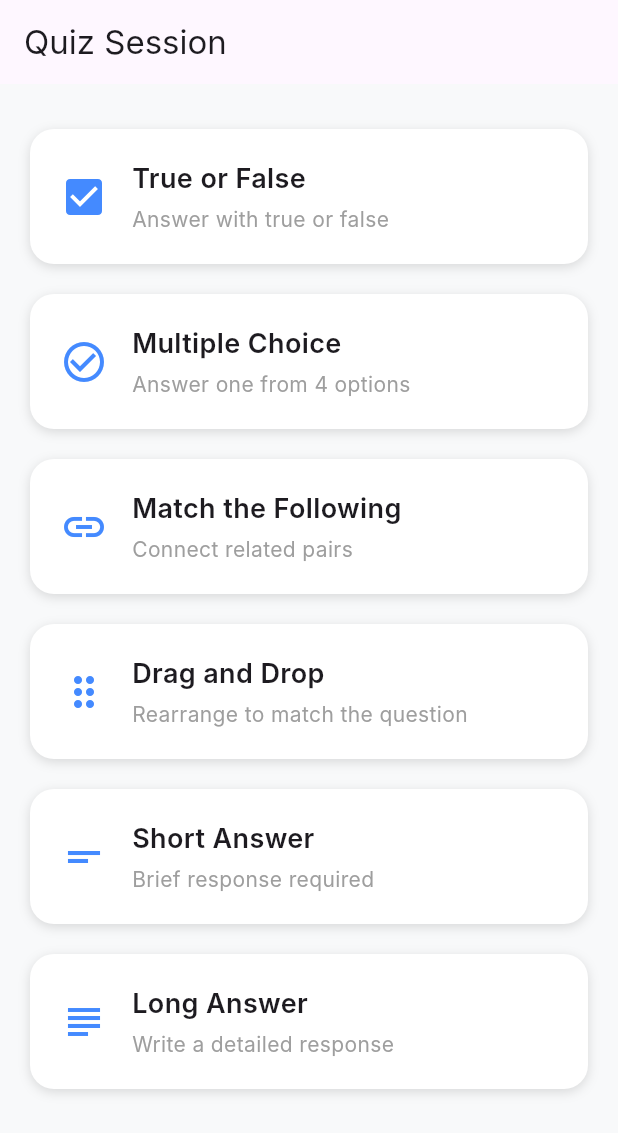
After one commit to Kinetix-Engineering-Solutions/past-question-paper-app, a Flutter app: the QuizFlowScreen screen opened by its route, on a phone screen of 412 x 824 dp. The commit adds this screen. Shown: the top 1133 px of the screen. Run offline on Flutter 3.47's test engine with Material 3 defaults, Android fonts, the light colour scheme and no system bars; our stand-ins replace flutter_riverpod, go_router; Roboto replaces fonts that are missing (Inter).

Commit message:
latest
update

```diff
--- a/lib/app/router.dart
+++ b/lib/app/router.dart
@@ -1,10 +1,13 @@
-// routes/app_router.dart
+// lib/routes/app_router.dart
 import 'package:go_router/go_router.dart';
+
+import 'package:past_question_paper_v1/features/settings/settings.dart';
+import 'package:past_question_paper_v1/quiz/quiz_flow_screen.dart';
 import '../features/auth/onboarding.dart';
 import '../features/auth/subject_selection.dart';
 import '../features/home/dashboard.dart';
 import '../features/profile/user_profile.dart';
-import '../features/settings/settings.dart';
+
 
 
 class AppRouter {
@@ -36,6 +39,11 @@ class AppRouter {
         name: 'settings',
         builder: (context, state) => const SettingsPage(),
       ),
+      GoRoute(
+      path: '/quiz/session',
+       name: 'quiz_flow_screen',
+       builder: (context, state) => const QuizFlowScreen(),
+),
     ],
   );
 }
--- a/lib/features/auth/subject_selection.dart
+++ b/lib/features/auth/subject_selection.dart
@@ -201,7 +201,7 @@ class SubjectSelectionPage extends ConsumerWidget {
               child: CustomButton(
                 text: 'Continue',
                 onPressed: (selectedCount > 0 && selectedGrade != null)
-                    ? () => context.go('/dashboard')
+                    ? () => context.go('/quiz/session')
                     : null,
                 icon: Icons.arrow_forward,
               ),
--- a/lib/main.dart
+++ b/lib/main.dart
@@ -2,6 +2,7 @@
 import 'package:flutter/material.dart';
 import 'package:flutter_riverpod/flutter_riverpod.dart';
 import 'app/router.dart';
+
 
 void main() {
   runApp(const ProviderScope(child: QuizApp()));
@@ -13,6 +14,7 @@ class QuizApp extends StatelessWidget {
   @override
   Widget build(BuildContext context) {
     return MaterialApp.router(
+       routerConfig: AppRouter.router,
       title: 'Quiz Master',
       debugShowCheckedModeBanner: false,
       theme: ThemeData(
@@ -20,7 +22,7 @@ class QuizApp extends StatelessWidget {
         fontFamily: 'Inter',
         scaffoldBackgroundColor: const Color(0xFFF8F9FA),
       ),
-      routerConfig: AppRouter.router,
+
     );
   }
 }
--- /dev/null
+++ b/lib/quiz/quiz_flow_screen.dart
@@ -0,0 +1,150 @@
+import 'package:flutter/material.dart';
+import 'package:flutter_riverpod/flutter_riverpod.dart';
+import 'quiz_type_selector.dart';
+
+
+enum QuizType { none, trueFalse }
+
+final quizTypeProvider = StateProvider<QuizType>((ref) => QuizType.none);
+final questionIndexProvider = StateProvider<int>((ref) => 0);
+
+final questionsProvider = Provider<List<Map<String, dynamic>>>((ref) {
+  return [
+    {
+      'question': 'The heart is a muscle.',
+      'answer': true,
+    },
+    {
+      'question': 'Photosynthesis occurs in the mitochondria.',
+      'answer': false,
+    },
+    {
+      'question': 'White blood cells help fight infections.',
+      'answer': true,
+    },
+    {
+      'question': 'DNA is found only in the cell membrane.',
+      'answer': false,
+    },
+    {
+      'question': 'Red blood cells carry oxygen throughout the body.',
+      'answer': true,
+    },
+  ];
+});
+
+
+// --- Main Widget ---
+class QuizFlowScreen extends ConsumerWidget {
+  const QuizFlowScreen({super.key});
+
+  @override
+  Widget build(BuildContext context, WidgetRef ref) {
+    final quizType = ref.watch(quizTypeProvider);
+
+    return Scaffold(
+      appBar: AppBar(
+  title: const Text('Quiz Session'),
+  leading: quizType != QuizType.none
+      ? IconButton(
+          icon: const Icon(Icons.arrow_back),
+          onPressed: () {
+            // Reset state to show type selector
+            ref.read(quizTypeProvider.notifier).state = QuizType.none;
+            ref.read(questionIndexProvider.notifier).state = 0;
+          },
+        )
+      : null,
+),
+
+
+      body: Padding(
+        padding: const EdgeInsets.all(20),
+        child: quizType == QuizType.none
+            ? _buildTypeSelector(context, ref)
+            : _buildQuiz(context, ref),
+      ),
+    );
+  }
+
+ Widget _buildTypeSelector(BuildContext context, WidgetRef ref) {
+  return QuizTypeSelector(
+    onSelect: (type) {
+      if (type == 'true false') {
+        ref.read(quizTypeProvider.notifier).state = QuizType.trueFalse;
+      } else {
+        // You can expand this to other types
+        ScaffoldMessenger.of(context).showSnackBar(
+          SnackBar(content: Text('Selected: $type')),
+        );
+      }
+    },
+  );
+}
+
+  Widget _buildQuiz(BuildContext context, WidgetRef ref) {
+    final index = ref.watch(questionIndexProvider);
+    final questions = ref.watch(questionsProvider);
+    final question = questions[index];
+
+    return Column(
+      crossAxisAlignment: CrossAxisAlignment.start,
+      children: [
+        Text('Question ${index + 1} of ${questions.length}',
+            style: const TextStyle(fontWeight: FontWeight.bold)),
+        const SizedBox(height: 20),
+        Text(question['question'], style: const TextStyle(fontSize: 18)),
+        const SizedBox(height: 30),
+        Row(
+          children: [
+            ElevatedButton(
+              onPressed: () => _nextOrSubmit(context, ref),
+              child: const Text('True'),
+            ),
+            const SizedBox(width: 10),
+            ElevatedButton(
+              onPressed: () => _nextOrSubmit(context, ref),
+              child: const Text('False'),
+            ),
+          ],
+        ),
+      ],
+    );
+  }
+
+  void _nextOrSubmit(BuildContext context, WidgetRef ref) {
+    final index = ref.read(questionIndexProvider);
+    final total = ref.read(questionsProvider).length;
+
+    if (index < total - 1) {
+      ref.read(questionIndexProvider.notifier).state++;
+    } else {
+      _showSubmitDialog(context);
+    }
+  }
+
+  void _showSubmitDialog(BuildContext context) {
+    showDialog(
+      context: context,
+      builder: (_) => AlertDialog(
+        title: const Text('Submit Quiz?'),
+        content: const Text('Do you want to end the session?'),
+        actions: [
+          TextButton(
+            onPressed: () => Navigator.pop(context),
+            child: const Text('Cancel'),
+          ),
+          ElevatedButton(
+            onPressed: () {
+              Navigator.pop(context);
+              ScaffoldMessenger.of(context).showSnackBar(
+                const SnackBar(content: Text('Quiz Submitted!')),
+              );
+            },
+            child: const Text('Submit'),
+          ),
+        ],
+      ),
+    );
+  }
+}
--- /dev/null
+++ b/lib/quiz/quiz_type_selector.dart
@@ -0,0 +1,93 @@
+import 'package:flutter/material.dart';
+
+class QuizTypeSelector extends StatelessWidget {
+  final void Function(String type) onSelect;
+
+  const QuizTypeSelector({super.key, required this.onSelect});
+
+  @override
+  Widget build(BuildContext context) {
+    final types = [
+      {
+        'icon': Icons.check_box,
+        'title': 'True or False',
+        'desc': 'Answer with true or false',
+        'type': 'true false',
+      },
+      {
+        'icon': Icons.check_circle_outline,
+        'title': 'Multiple Choice',
+        'desc': 'Answer one from 4 options',
+        'type': 'mcq',
+      },
+      {
+        'icon': Icons.link,
+        'title': 'Match the Following',
+        'desc': 'Connect related pairs',
+        'type': 'matching',
+      },
+      {
+        'icon': Icons.drag_indicator,
+        'title': 'Drag and Drop',
+        'desc': 'Rearrange to match the question',
+        'type': 'dragdrop',
+      },
+      {
+        'icon': Icons.short_text,
+        'title': 'Short Answer',
+        'desc': 'Brief response required',
+        'type': 'short',
+      },
+      {
+        'icon': Icons.subject,
+        'title': 'Long Answer',
+        'desc': 'Write a detailed response',
+        'type': 'long',
+      },
+    ];
+
+    return ListView.builder(
+      itemCount: types.length,
+      itemBuilder: (context, index) {
+        final item = types[index];
+        return GestureDetector(
+          onTap: () => onSelect(item['type'] as String),
+          child: Container(
+            margin: const EdgeInsets.symmetric(vertical: 10),
+            padding: const EdgeInsets.all(20),
+            decoration: BoxDecoration(
+              color: Colors.white,
+              borderRadius: BorderRadius.circular(16),
+              boxShadow: const [
+                BoxShadow(
+                  color: Color(0x22000000),
+                  blurRadius: 6,
+                  offset: Offset(0, 2),
+                ),
+              ],
+            ),
+            child: Row(
+              children: [
+                Icon(item['icon'] as IconData, size: 32, color: Colors.blueAccent),
+                const SizedBox(width: 16),
+                Expanded(
+                  child: Column(
+                    crossAxisAlignment: CrossAxisAlignment.start,
+                    children: [
+                      Text(item['title'] as String,
+                          style: const TextStyle(
+                              fontSize: 18, fontWeight: FontWeight.w600)),
+                      const SizedBox(height: 4),
+                      Text(item['desc'] as String,
+                          style: const TextStyle(color: Colors.grey)),
+                    ],
+                  ),
+                ),
+              ],
+            ),
+          ),
+        );
+      },
+    );
+  }
+}
--- a/pubspec.yaml
+++ b/pubspec.yaml
@@ -35,6 +35,8 @@ dependencies:
   go_router: ^15.2.3
   riverpod_test: ^0.1.9
   sliver_tools: ^0.2.12
+  flutter_localizations:
+    sdk: flutter
 
 dev_dependencies:
   flutter_lints: ^5.0.0
```
Also changed, not shown: lib/core/provider/quiz_provider.dart (added, +10 -0 lines), lib/features/auth/onboarding.dart (+13 -2 lines), lib/features/quiz/provider/quiz_store.dart (deleted, +0 -7 lines), lib/features/quiz/quiz_home_screen.dart (deleted, +0 -27 lines), lib/features/quiz/quiz_type_screen.dart (deleted, +0 -33 lines), lib/features/quiz/quize_screen.dart (deleted, +0 -73 lines), pubspec.lock, web_entrypoint.dart (added).
